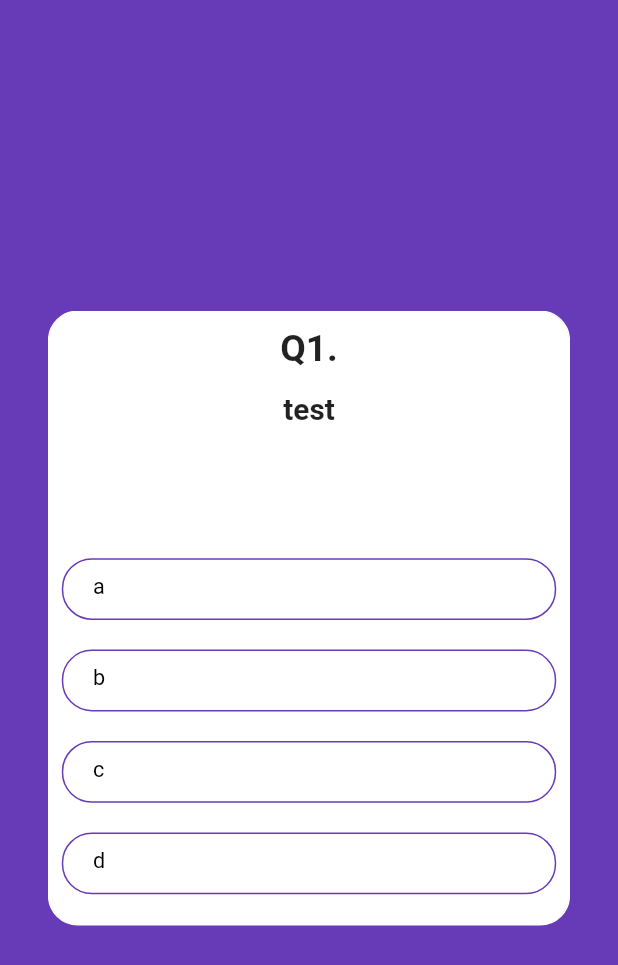
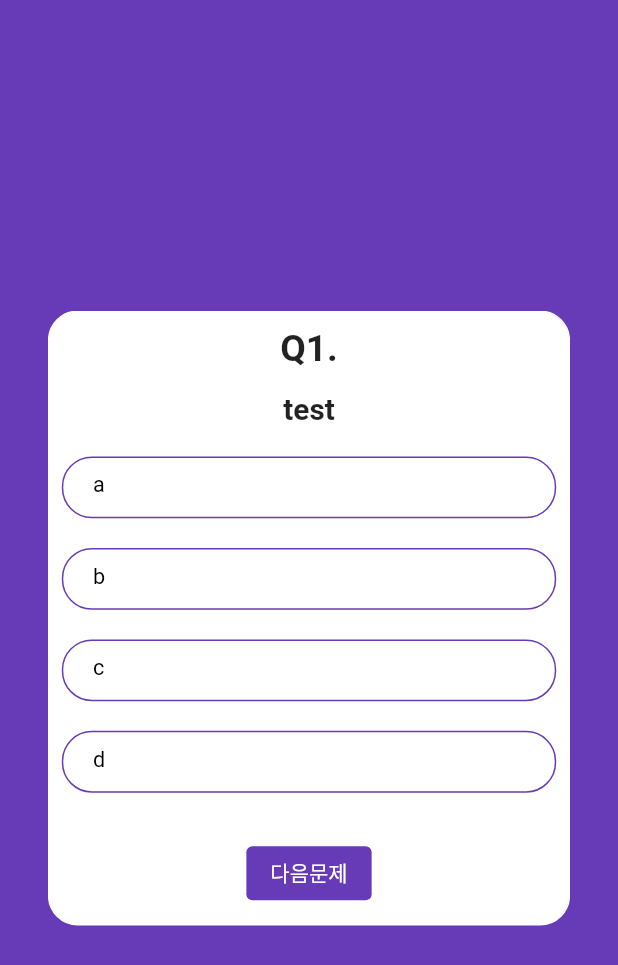
Before and after one commit to metacogpe/flutter_quiz_app, a Flutter app: the screen it shows after launch, after a tap on "퀴즈 시작", on a phone screen of 412 x 824 dp. Shown: the top 965 px of the screen. Run offline on Flutter 3.47's test engine with Material 2 defaults, Android fonts, the phone set to English and light mode, and no system bars; drawn by our look-alikes of auto_size_text; our stand-ins replace flutter_swiper.

Commit message:
다음문제, 결과보기

```diff
--- a/lib/screen/screen_quiz.dart
+++ b/lib/screen/screen_quiz.dart
@@ -21,9 +21,7 @@ class _QuizScreenState extends State<QuizScreen> {
   int _currentIndex = 0; // 현재 보고 있는 퀴즈
   @override
   Widget build(BuildContext context) {
-    Size screenSize = MediaQuery
-        .of(context)
-        .size; // 반응형 위한 사이즈 가져오기
+    Size screenSize = MediaQuery.of(context).size; // 반응형 위한 사이즈 가져오기
     double width = screenSize.width;
     double height = screenSize.height;
     return SafeArea(
@@ -50,7 +48,6 @@ class _QuizScreenState extends State<QuizScreen> {
       ),
     );
   }
-
 
   Widget _buildQuizCard(Quiz quiz, double width, double height) {
     return Container(
@@ -84,28 +81,71 @@ class _QuizScreenState extends State<QuizScreen> {
               ),
             ),
           ),
-          Expanded(child: Container(),  // 남는 여백 모두 채우기
+          Expanded(
+            child: Container(), // 남는 여백 모두 채우기
           ),
-          Column(children: _buildCandidates(width, quiz),),  // 보기를 아래에 별도의 함수로 정의
+          Column(
+            children: _buildCandidates(width, quiz),
+          ),
+          // 보기를 아래에 별도의 함수로 정의
+          Container(
+            padding: EdgeInsets.all(width * 0.024),
+            child: Center(
+              child: ButtonTheme(
+                minWidth: width * 0.5,
+                height: height * 0.05,
+                shape: RoundedRectangleBorder(
+                  borderRadius: BorderRadius.circular(10),
+                ),
+                child: ElevatedButton(
+                  child: _currentIndex == widget.quizs.length - 1
+                      ? Text('결과보기',
+                          style: TextStyle(color: Colors.white),
+                  )
+                      : Text('다음문제',
+                          style: TextStyle(color: Colors.white),
+                  ),
+                  style: ButtonStyle(
+                    backgroundColor: MaterialStateProperty.all(
+                        Colors.deepPurple),
+                  ),
+                  onPressed: _answers[_currentIndex] == -1
+                      ? null
+                      : () {
+                          if (_currentIndex == widget.quizs.length - 1) {}
+                          else {
+                            _answerState = [false, false, false, false];
+                            _currentIndex += 1;
+                          }
+                        },
+                ),
+              ),
+            ),
+          ),
         ],
       ),
     );
   } // _buildQuizCard
+
 // 보기 4개 리스트
   List<Widget> _buildCandidates(double width, Quiz quiz) {
     List<Widget> _children = [];
     for (int i = 0; i < 4; i++) {
       _children.add(
-        CandWidget(index: i,   // 위젯 폴더의 별도 위젯으로 정의된 것 사용 : widget_candidate.dart
+        CandWidget(
+          index: i,
+          // 위젯 폴더의 별도 위젯으로 정의된 것 사용 : widget_candidate.dart
           text: quiz.candidates[i],
           width: width,
           answerState: _answerState[i],
-            tap: () {  // 탭 시의 상태 관리
+          tap: () {
+            // 탭 시의 상태 관리
             setState(() {
               for (int j = 0; j < 4; j++) {
                 if (j == i) {
                   _answerState[j] = true;
                   _answers[_currentIndex] = j;
+                  //print(_answers[_currentIndex]); // 디버깅에 사용 : 탭으로 선택 여부 확인
                 } else {
                   _answerState[j] = false;
                 }
@@ -114,12 +154,13 @@ class _QuizScreenState extends State<QuizScreen> {
           },
         ), // CandWidget
       ); // _children.add
-      _children.add(  // children 에 패딩 추가
+      _children.add(
+        // children 에 패딩 추가
         Padding(
           padding: EdgeInsets.all(width * 0.024),
         ),
       );
-    }  // for
+    } // for
     return _children;
   } // _buildCandidates
 
```
Also changed, not shown: lib/screen/screen_home.dart (+4 -4 lines). Lines whose indentation alone changed are shown as unchanged.
